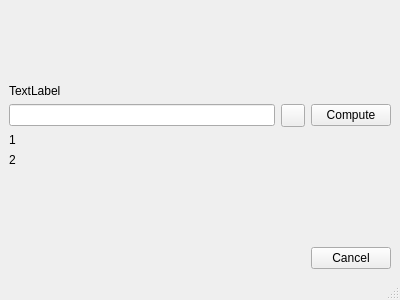
Qt form mainwindow.ui (Vinceent/morse_decoder) before a commit.
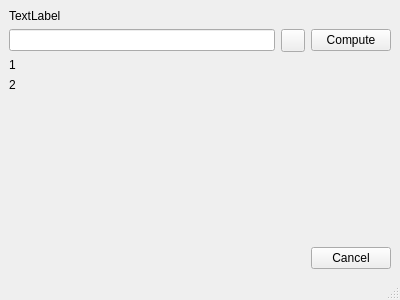
The same form after that commit.

Commit message: spacer removed

What changed in the file:
```diff
--- a/mainwindow.ui
+++ b/mainwindow.ui
@@ -21,19 +21,6 @@
   </property>
   <widget class="QWidget" name="centralwidget">
    <layout class="QVBoxLayout" name="verticalLayout">
-    <item>
-     <spacer name="verticalSpacer_2">
-      <property name="orientation">
-       <enum>Qt::Vertical</enum>
-      </property>
-      <property name="sizeHint" stdset="0">
-       <size>
-        <width>20</width>
-        <height>40</height>
-       </size>
-      </property>
-     </spacer>
-    </item>
     <item>
      <widget class="QLabel" name="headLabel">
       <property name="text">
```
The commit also changes 3 other files.
